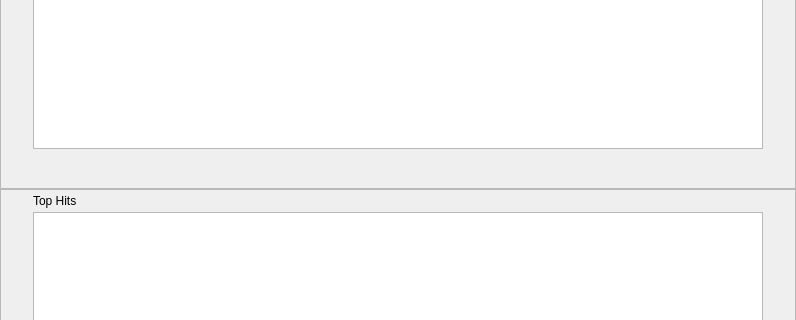
Above: src/libtomahawk/widgets/infowidgets/ArtistInfoWidget.ui from tomahawk-player/tomahawk before the change; both pictures show x 0 to 796 and y 94 to 414 of the 796 by 1132 pixel window. Below: the same form after it.
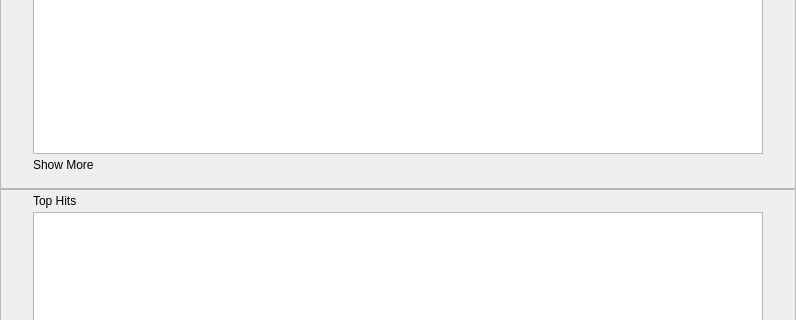
That is the form after the change. Custom widgets are drawn as their Qt base class.

Commit message: * Show More link for albums on artist pages.

The edit to the form file:
```diff
--- a/src/libtomahawk/widgets/infowidgets/ArtistInfoWidget.ui
+++ b/src/libtomahawk/widgets/infowidgets/ArtistInfoWidget.ui
@@ -42,7 +42,7 @@
        <number>32</number>
       </property>
       <property name="bottomMargin">
-       <number>8</number>
+       <number>16</number>
       </property>
       <item>
        <widget class="CaptionLabel" name="albumLabel">
@@ -71,17 +71,11 @@
        </widget>
       </item>
       <item>
-       <spacer name="verticalSpacer_2">
-        <property name="orientation">
-         <enum>Qt::Vertical</enum>
+       <widget class="ClickableLabel" name="albumsMoreLabel">
+        <property name="text">
+         <string>Show More</string>
         </property>
-        <property name="sizeHint" stdset="0">
-         <size>
-          <width>20</width>
-          <height>0</height>
-         </size>
-        </property>
-       </spacer>
+       </widget>
       </item>
      </layout>
     </widget>
```
The commit also changes 2 other files.
